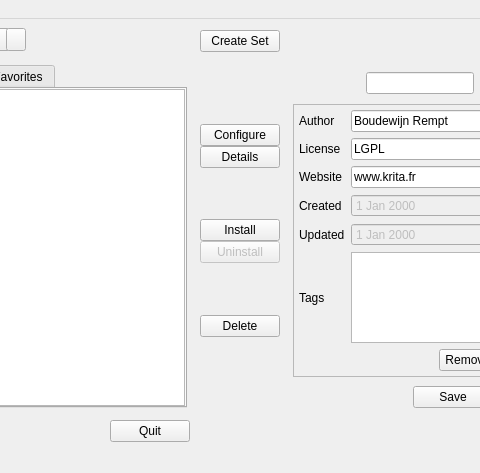
Before: the Qt Designer form krita/plugins/paintops/resourcemanager/KoResourceManagerWidget.ui in KDE/krita, drawn with Qt 5; both pictures show x 323 to 803 and y 0 to 473 of the 945 by 473 pixel window.
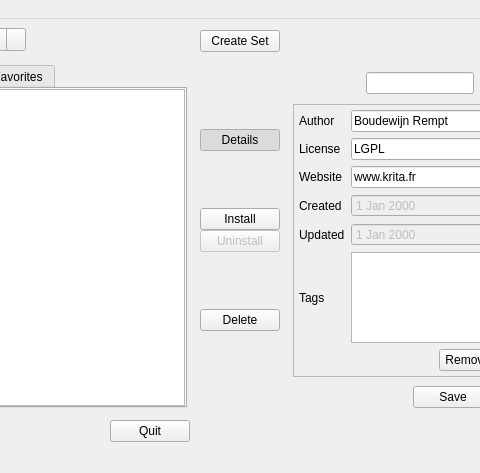
After: the same form once the commit is applied.

```diff
--- a/krita/plugins/paintops/resourcemanager/KoResourceManagerWidget.ui
+++ b/krita/plugins/paintops/resourcemanager/KoResourceManagerWidget.ui
@@ -428,18 +428,17 @@
             </property>
            </spacer>
           </item>
-          <item>
-           <widget class="QPushButton" name="pushButton_5">
-            <property name="text">
-             <string>Configure</string>
-            </property>
-           </widget>
-          </item>
           <item>
            <widget class="QPushButton" name="pushButton_6">
             <property name="text">
              <string>Details</string>
             </property>
+            <property name="checkable">
+             <bool>true</bool>
+            </property>
+            <property name="checked">
+             <bool>true</bool>
+            </property>
            </widget>
           </item>
           <item>
```
Left out of the diff: 5 changed lines with no effect on the pictures.
